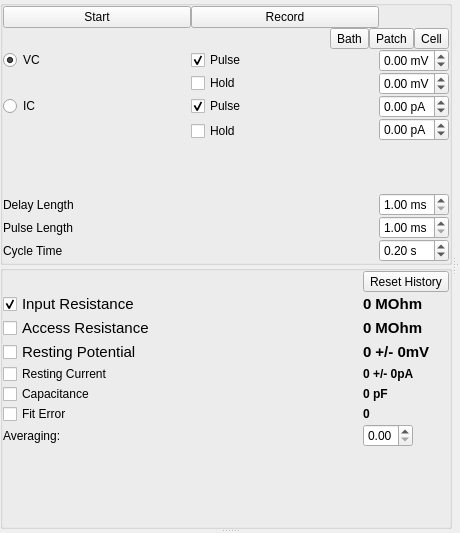
First picture: the form in lib/modules/Patch/PatchTemplate.ui, repository acq4/acq4, before the edit.
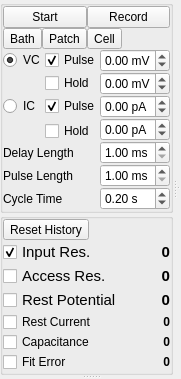
Second picture: the form after the edit. Custom widgets are drawn as their Qt base class.

Commit message: bugfixes aplenty:   - better MultiClamp holding value behavior   - fixed sequence bug in protocolrunner   - changes to SI prefix formatting in patch   - more compact ui in patch   - added progress dialogs for scanner calibration and sequence routines

```diff
--- a/lib/modules/Patch/PatchTemplate.ui
+++ b/lib/modules/Patch/PatchTemplate.ui
@@ -6,8 +6,8 @@
    <rect>
     <x>0</x>
     <y>0</y>
-    <width>460</width>
-    <height>533</height>
+    <width>172</width>
+    <height>343</height>
    </rect>
   </property>
   <property name="windowTitle">
@@ -52,36 +52,6 @@
            <property name="spacing">
             <number>0</number>
            </property>
-           <item row="0" column="0">
-            <widget class="QPushButton" name="startBtn">
-             <property name="text">
-              <string>Start</string>
-             </property>
-             <property name="checkable">
-              <bool>true</bool>
-             </property>
-            </widget>
-           </item>
-           <item row="0" column="1">
-            <widget class="QPushButton" name="recordBtn">
-             <property name="text">
-              <string>Record</string>
-             </property>
-             <property name="checkable">
-              <bool>true</bool>
-             </property>
-            </widget>
-           </item>
-           <item row="2" column="0">
-            <widget class="QRadioButton" name="vcModeRadio">
-             <property name="text">
-              <string>VC</string>
-             </property>
-             <property name="checked">
-              <bool>true</bool>
-             </property>
-            </widget>
-           </item>
            <item row="2" column="1">
             <widget class="QCheckBox" name="vcPulseCheck">
              <property name="text">
@@ -92,25 +62,6 @@
              </property>
             </widget>
            </item>
-           <item row="2" column="2">
-            <widget class="QDoubleSpinBox" name="vcPulseSpin">
-             <property name="maximumSize">
-              <size>
-               <width>70</width>
-               <height>16777215</height>
-              </size>
-             </property>
-             <property name="suffix">
-              <string> mV</string>
-             </property>
-             <property name="minimum">
-              <double>-100.000000000000000</double>
-             </property>
-             <property name="maximum">
-              <double>100.000000000000000</double>
-             </property>
-            </widget>
-           </item>
            <item row="3" column="1">
             <widget class="QCheckBox" name="vcHoldCheck">
              <property name="text">
@@ -118,32 +69,6 @@
              </property>
             </widget>
            </item>
-           <item row="3" column="2">
-            <widget class="QDoubleSpinBox" name="vcHoldSpin">
-             <property name="maximumSize">
-              <size>
-               <width>70</width>
-               <height>16777215</height>
-              </size>
-             </property>
-             <property name="suffix">
-              <string> mV</string>
-             </property>
-             <property name="minimum">
-              <double>-100.000000000000000</double>
-             </property>
-             <property name="maximum">
-              <double>100.000000000000000</double>
-             </property>
-            </widget>
-           </item>
-           <item row="4" column="0">
-            <widget class="QRadioButton" name="icModeRadio">
-             <property name="text">
-              <string>IC</string>
-             </property>
-            </widget>
-           </item>
            <item row="4" column="1">
             <widget class="QCheckBox" name="icPulseCheck">
              <property name="text">
@@ -154,25 +79,6 @@
              </property>
             </widget>
            </item>
-           <item row="4" column="2">
-            <widget class="QDoubleSpinBox" name="icPulseSpin">
-             <property name="maximumSize">
-              <size>
-               <width>70</width>
-               <height>16777215</height>
-              </size>
-             </property>
-             <property name="suffix">
-              <string> pA</string>
-             </property>
-             <property name="minimum">
-              <double>-1000.000000000000000</double>
-             </property>
-             <property name="maximum">
-              <double>1000.000000000000000</double>
-             </property>
-            </widget>
-           </item>
            <item row="6" column="1">
             <widget class="QCheckBox" name="icHoldCheck">
              <property name="text">
@@ -180,25 +86,6 @@
              </property>
             </widget>
            </item>
-           <item row="5" column="2" rowspan="2">
-            <widget class="QDoubleSpinBox" name="icHoldSpin">
-             <property name="maximumSize">
-              <size>
-               <width>70</width>
-               <height>16777215</height>
-              </size>
-             </property>
-             <property name="suffix">
-              <string> pA</string>
-             </property>
-             <property name="minimum">
-              <double>-1000.000000000000000</double>
-             </property>
-             <property name="maximum">
-              <double>1000.000000000000000</double>
-             </property>
-            </widget>
-           </item>
            <item row="7" column="1">
             <spacer name="verticalSpacer">
              <property name="orientation">
@@ -212,31 +99,6 @@
              </property>
             </spacer>
            </item>
-           <item row="10" column="2">
-            <widget class="QDoubleSpinBox" name="cycleTimeSpin">
-             <property name="maximumSize">
-              <size>
-               <width>70</width>
-               <height>16777215</height>
-              </size>
-             </property>
-             <property name="suffix">
-              <string> s</string>
-             </property>
-             <property name="minimum">
-              <double>0.010000000000000</double>
-             </property>
-             <property name="maximum">
-              <double>1000.000000000000000</double>
-             </property>
-             <property name="singleStep">
-              <double>0.100000000000000</double>
-             </property>
-             <property name="value">
-              <double>0.200000000000000</double>
-             </property>
-            </widget>
-           </item>
            <item row="10" column="0" colspan="2">
             <widget class="QLabel" name="label">
              <property name="text">
@@ -258,8 +120,49 @@
              </property>
             </widget>
            </item>
-           <item row="8" column="2">
-            <widget class="QDoubleSpinBox" name="delayTimeSpin">
+           <item row="4" column="0">
+            <widget class="QRadioButton" name="icModeRadio">
+             <property name="text">
+              <string>IC</string>
+             </property>
+            </widget>
+           </item>
+           <item row="2" column="0">
+            <widget class="QRadioButton" name="vcModeRadio">
+             <property name="text">
+              <string>VC</string>
+             </property>
+             <property name="checked">
+              <bool>true</bool>
+             </property>
+            </widget>
+           </item>
+           <item row="0" column="0" colspan="3">
+            <layout class="QHBoxLayout" name="horizontalLayout">
+             <item>
+              <widget class="QPushButton" name="startBtn">
+               <property name="text">
+                <string>Start</string>
+               </property>
+               <property name="checkable">
+                <bool>true</bool>
+               </property>
+              </widget>
+             </item>
+             <item>
+              <widget class="QPushButton" name="recordBtn">
+               <property name="text">
+                <string>Record</string>
+               </property>
+               <property name="checkable">
+                <bool>true</bool>
+               </property>
+              </widget>
+             </item>
+            </layout>
+           </item>
+           <item row="4" column="2">
+            <widget class="QDoubleSpinBox" name="icPulseSpin">
              <property name="maximumSize">
               <size>
                <width>70</width>
@@ -267,16 +170,13 @@
               </size>
              </property>
              <property name="suffix">
-              <string> ms</string>
+              <string> pA</string>
              </property>
              <property name="minimum">
-              <double>1.000000000000000</double>
+              <double>-1000.000000000000000</double>
              </property>
              <property name="maximum">
-              <double>10000.000000000000000</double>
-             </property>
-             <property name="singleStep">
-              <double>10.000000000000000</double>
+              <double>1000.000000000000000</double>
              </property>
             </widget>
            </item>
@@ -302,14 +202,139 @@
              </property>
             </widget>
            </item>
+           <item row="8" column="2">
+            <widget class="QDoubleSpinBox" name="delayTimeSpin">
+             <property name="maximumSize">
+              <size>
+               <width>70</width>
+               <height>16777215</height>
+              </size>
+             </property>
+             <property name="suffix">
+              <string> ms</string>
+             </property>
+             <property name="minimum">
+              <double>1.000000000000000</double>
+             </property>
+             <property name="maximum">
+              <double>10000.000000000000000</double>
+             </property>
+             <property name="singleStep">
+              <double>10.000000000000000</double>
+             </property>
+            </widget>
+           </item>
+           <item row="2" column="2">
+            <widget class="QDoubleSpinBox" name="vcPulseSpin">
+             <property name="maximumSize">
+              <size>
+               <width>70</width>
+               <height>16777215</height>
+              </size>
+             </property>
+             <property name="suffix">
+              <string> mV</string>
+             </property>
+             <property name="minimum">
+              <double>-100.000000000000000</double>
+             </property>
+             <property name="maximum">
+              <double>100.000000000000000</double>
+             </property>
+            </widget>
+           </item>
+           <item row="5" column="2" rowspan="2">
+            <widget class="QDoubleSpinBox" name="icHoldSpin">
+             <property name="maximumSize">
+              <size>
+               <width>70</width>
+               <height>16777215</height>
+              </size>
+             </property>
+             <property name="suffix">
+              <string> pA</string>
+             </property>
+             <property name="minimum">
+              <double>-1000.000000000000000</double>
+             </property>
+             <property name="maximum">
+              <double>1000.000000000000000</double>
+             </property>
+            </widget>
+           </item>
+           <item row="10" column="2">
+            <widget class="QDoubleSpinBox" name="cycleTimeSpin">
+             <property name="maximumSize">
+              <size>
+               <width>70</width>
+               <height>16777215</height>
+              </size>
+             </property>
+             <property name="suffix">
+              <string> s</string>
+             </property>
+             <property name="minimum">
+              <double>0.010000000000000</double>
+             </property>
+             <property name="maximum">
+              <double>1000.000000000000000</double>
+             </property>
+             <property name="singleStep">
+              <double>0.100000000000000</double>
+             </property>
+             <property name="value">
+              <double>0.200000000000000</double>
+             </property>
+            </widget>
+           </item>
+           <item row="3" column="2">
+            <widget class="QDoubleSpinBox" name="vcHoldSpin">
+             <property name="maximumSize">
+              <size>
+               <width>70</width>
+               <height>16777215</height>
+              </size>
+             </property>
+             <property name="suffix">
+              <string> mV</string>
+             </property>
+             <property name="minimum">
+              <double>-100.000000000000000</double>
+             </property>
+             <property name="maximum">
+              <double>100.000000000000000</double>
+             </property>
+            </widget>
+           </item>
            <item row="1" column="0" colspan="3">
             <layout class="QHBoxLayout" name="horizontalLayout_2">
              <property name="spacing">
               <number>0</number>
              </property>
              <property name="leftMargin">
-              <number>10</number>
+              <number>0</number>
              </property>
+             <item>
+              <widget class="QToolButton" name="bathModeBtn">
+               <property name="text">
+                <string>Bath</string>
+               </property>
+              </widget>
+             </item>
+             <item>
+              <widget class="QToolButton" name="patchModeBtn">
+               <property name="text">
+                <string>Patch</string>
+               </property>
+              </widget>
+             </item>
+             <item>
+              <widget class="QToolButton" name="cellModeBtn">
+               <property name="text">
+                <string>Cell</string>
+               </property>
+              </widget>
+             </item>
              <item>
               <spacer name="horizontalSpacer">
                <property name="orientation">
@@ -323,27 +348,6 @@
                </property>
               </spacer>
              </item>
-             <item>
-              <widget class="QToolButton" name="bathModeBtn">
-               <property name="text">
-                <string>Bath</string>
-               </property>
-              </widget>
-             </item>
-             <item>
-              <widget class="QToolButton" name="patchModeBtn">
-               <property name="text">
-                <string>Patch</string>
-               </property>
-              </widget>
-             </item>
-             <item>
-              <widget class="QToolButton" name="cellModeBtn">
-               <property name="text">
-                <string>Cell</string>
-               </property>
-              </widget>
-             </item>
             </layout>
            </item>
           </layout>
@@ -360,55 +364,24 @@
           <property name="title">
            <string/>
           </property>
-          <layout class="QGridLayout" name="gridLayout_3">
+          <layout class="QFormLayout" name="formLayout">
+           <property name="horizontalSpacing">
+            <number>0</number>
+           </property>
+           <property name="verticalSpacing">
+            <number>0</number>
+           </property>
            <property name="margin">
             <number>0</number>
            </property>
-           <property name="spacing">
-            <number>0</number>
-           </property>
-           <item row="1" column="2">
-            <widget class="QLabel" name="inputResistanceLabel">
-             <property name="font">
-              <font>
-               <pointsize>11</pointsize>
-               <weight>75</weight>
-               <bold>true</bold>
-              </font>
-             </property>
+           <item row="0" column="0">
+            <widget class="QToolButton" name="resetBtn">
              <property name="text">
-              <string>0 MOhm</string>
+              <string>Reset History</string>
              </property>
             </widget>
            </item>
-           <item row="3" column="2">
-            <widget class="QLabel" name="restingPotentialLabel">
-             <property name="font">
-              <font>
-               <pointsize>11</pointsize>
-               <weight>75</weight>
-               <bold>true</bold>
-              </font>
-             </property>
-             <property name="text">
-              <string>0 +/- 0mV</string>
-             </property>
-            </widget>
-           </item>
-           <item row="5" column="2">
-            <widget class="QLabel" name="capacitanceLabel">
-             <property name="font">
-              <font>
-               <weight>75</weight>
-               <bold>true</bold>
-              </font>
-             </property>
-             <property name="text">
-              <string>0 pF</string>
-             </property>
-            </widget>
-           </item>
-           <item row="1" column="0" colspan="2">
+           <item row="1" column="0">
             <widget class="QCheckBox" name="inputResistanceCheck">
              <property name="font">
               <font>
@@ -416,14 +389,60 @@
               </font>
              </property>
              <property name="text">
-              <string>Input Resistance</string>
+              <string>Input Res.</string>
              </property>
              <property name="checked">
               <bool>true</bool>
              </property>
             </widget>
            </item>
-           <item row="3" column="0" colspan="2">
+           <item row="1" column="1">
+            <widget class="QLabel" name="inputResistanceLabel">
+             <property name="font">
+              <font>
+               <pointsize>11</pointsize>
+               <weight>75</weight>
+               <bold>true</bold>
+              </font>
+             </property>
+             <property name="text">
+              <string>0</string>
+             </property>
+             <property name="alignment">
+              <set>Qt::AlignRight|Qt::AlignTrailing|Qt::AlignVCenter</set>
+             </property>
+            </widget>
+           </item>
+           <item row="2" column="0">
+            <widget class="QCheckBox" name="accessResistanceCheck">
+             <property name="font">
+              <font>
+               <pointsize>11</pointsize>
+              </font>
+             </property>
+             <property name="text">
+              <string>Access Res.</string>
+             </property>
+            </widget>
+           </item>
+           <item row="2" column="1">
+            <widget class="QLabel" name="accessResistanceLabel">
+             <property name="font">
+              <font>
+               <pointsize>11</pointsize>
+               <weight>75</weight>
+               <bold>true</bold>
+              </font>
+             </property>
+             <property name="text">
+              <string>0</string>
+             </property>
+             <property name="alignment">
+              <set>Qt::AlignRight|Qt::AlignTrailing|Qt::AlignVCenter</set>
+             </property>
+            </widget>
+           </item>
+           <item row="3" column="0">
             <widget class="QCheckBox" name="restingPotentialCheck">
              <property name="font">
               <font>
@@ -431,25 +450,35 @@
               </font>
              </property>
              <property name="text">
-              <string>Resting Potential</string>
+              <string>Rest Potential</string>
              </property>
             </widget>
            </item>
-           <item row="5" column="0" colspan="2">
-            <widget class="QCheckBox" name="capacitanceCheck">
+           <item row="3" column="1">
+            <widget class="QLabel" name="restingPotentialLabel">
+             <property name="font">
+              <font>
+               <pointsize>11</pointsize>
+               <weight>75</weight>
+               <bold>true</bold>
+              </font>
+             </property>
              <property name="text">
-              <string>Capacitance</string>
+              <string>0</string>
+             </property>
+             <property name="alignment">
+              <set>Qt::AlignRight|Qt::AlignTrailing|Qt::AlignVCenter</set>
              </property>
             </widget>
            </item>
-           <item row="4" column="0" colspan="2">
+           <item row="4" column="0">
             <widget class="QCheckBox" name="restingCurrentCheck">
              <property name="text">
-              <string>Resting Current</string>
+              <string>Rest Current</string>
              </property>
             </widget>
            </item>
-           <item row="4" column="2">
+           <item row="4" column="1">
             <widget class="QLabel" name="restingCurrentLabel">
              <property name="font">
               <font>
@@ -458,44 +487,44 @@
               </font>
              </property>
              <property name="text">
-              <string>0 +/- 0pA</string>
+              <string>0</string>
+             </property>
+             <property name="alignment">
+              <set>Qt::AlignRight|Qt::AlignTrailing|Qt::AlignVCenter</set>
              </property>
             </widget>
            </item>
-           <item row="2" column="0" colspan="2">
-            <widget class="QCheckBox" name="accessResistanceCheck">
-             <property name="font">
-              <font>
-               <pointsize>11</pointsize>
-              </font>
-             </property>
+           <item row="5" column="0">
+            <widget class="QCheckBox" name="capacitanceCheck">
              <property name="text">
-              <string>Access Resistance</string>
+              <string>Capacitance</string>
              </property>
             </widget>
            </item>
-           <item row="2" column="2">
-            <widget class="QLabel" name="accessResistanceLabel">
+           <item row="5" column="1">
+            <widget class="QLabel" name="capacitanceLabel">
              <property name="font">
               <font>
-               <pointsize>11</pointsize>
                <weight>75</weight>
                <bold>true</bold>
               </font>
              </property>
              <property name="text">
-              <string>0 MOhm</string>
+              <string>0</string>
+             </property>
+             <property name="alignment">
+              <set>Qt::AlignRight|Qt::AlignTrailing|Qt::AlignVCenter</set>
              </property>
             </widget>
            </item>
-           <item row="6" column="0" colspan="2">
+           <item row="6" column="0">
             <widget class="QCheckBox" name="fitErrorCheck">
              <property name="text">
               <string>Fit Error</string>
              </property>
             </widget>
            </item>
-           <item row="6" column="2">
+           <item row="6" column="1">
             <widget class="QLabel" name="fitErrorLabel">
              <property name="font">
               <font>
@@ -506,45 +535,11 @@
              <property name="text">
               <string>0</string>
              </property>
-            </widget>
-           </item>
-           <item row="0" column="2">
-            <widget class="QToolButton" name="resetBtn">
-             <property name="text">
-              <string>Reset History</string>
+             <property name="alignment">
+              <set>Qt::AlignRight|Qt::AlignTrailing|Qt::AlignVCenter</set>
              </property>
             </widget>
            </item>
-           <item row="7" column="2">
-            <widget class="QDoubleSpinBox" name="averagingSpin">
-             <property name="maximumSize">
-              <size>
-               <width>50</width>
-               <height>16777215</height>
-              </size>
-             </property>
-            </widget>
-           </item>
-           <item row="7" column="0" colspan="2">
-            <widget class="QLabel" name="label_6">
-             <property name="text">
-              <string>Averaging:</string>
-             </property>
-            </widget>
-           </item>
-           <item row="8" column="2">
-            <spacer name="verticalSpacer_2">
-             <property name="orientation">
-              <enum>Qt::Vertical</enum>
-             </property>
-             <property name="sizeHint" stdset="0">
-              <size>
-               <width>20</width>
-               <height>40</height>
-              </size>
-             </property>
-            </spacer>
-           </item>
           </layout>
          </widget>
         </item>
```
The commit also changes 12 other files.
